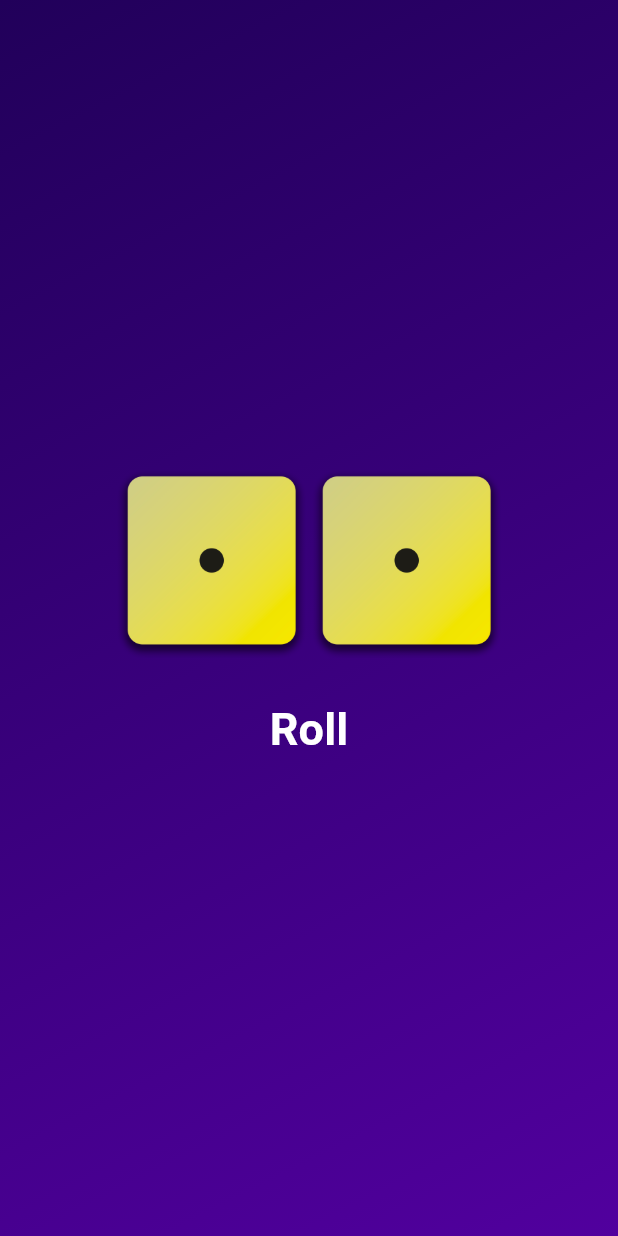
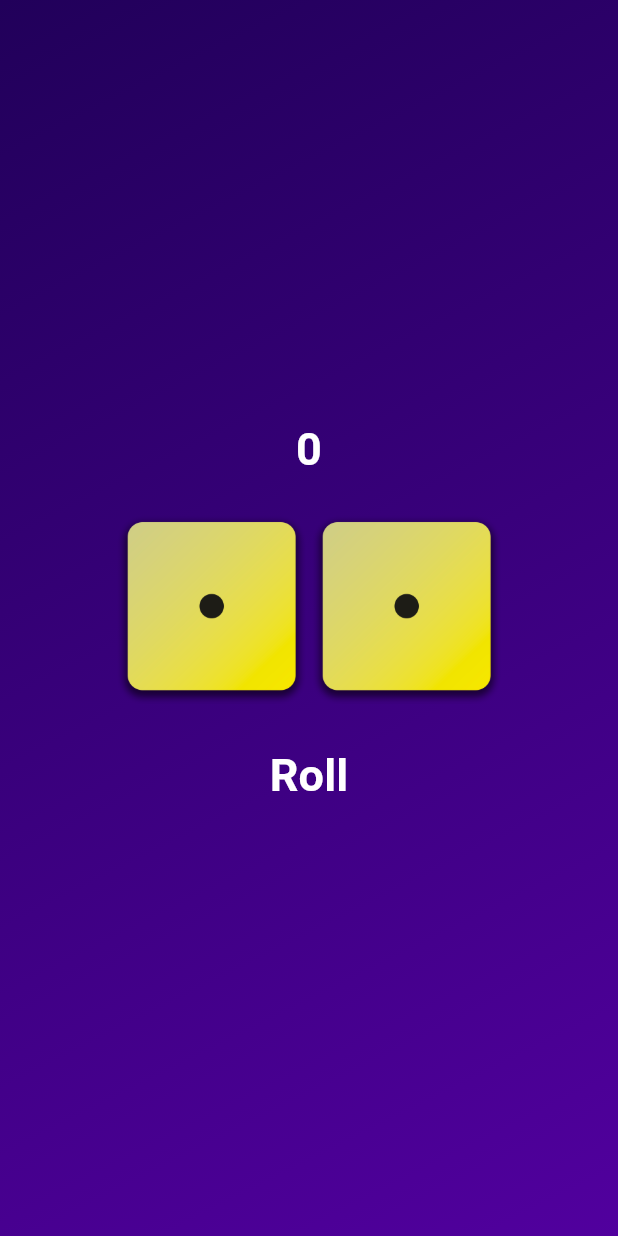
Before and after one commit to Vsjee/flutter_basics, a Flutter app: the screen it shows after launch, on a phone screen of 412 x 824 dp. Run offline on Flutter 3.47's test engine with Material 2 defaults, Android fonts, the phone set to English and light mode, and no system bars.

Commit message:
add total score

```diff
--- a/lib/widgets/dice_roller.dart
+++ b/lib/widgets/dice_roller.dart
@@ -16,8 +16,9 @@ class DiceRoller extends StatefulWidget {
 }
 
 class _DiceRollerState extends State<DiceRoller> {
-  var currentFirstDiceRoll = 1;
-  var currentSecondDiceRoll = 1;
+  int score = 0;
+  int currentFirstDiceRoll = 1;
+  int currentSecondDiceRoll = 1;
   double currentFirstDiceAngle = 0;
   double currentSecondDiceAngle = 0;
 
@@ -27,6 +28,7 @@ class _DiceRollerState extends State<DiceRoller> {
       currentSecondDiceRoll = randomizer.nextInt(6) + 1;
       currentFirstDiceAngle = randomizer.nextInt(360) + 1;
       currentSecondDiceAngle = randomizer.nextInt(360) + 1;
+      score = currentFirstDiceRoll + currentSecondDiceRoll;
     });
   }
 
@@ -35,6 +37,10 @@ class _DiceRollerState extends State<DiceRoller> {
     return Column(
       mainAxisSize: MainAxisSize.min,
       children: [
+        CustomStyledText(score.toString()),
+        const SizedBox(
+          height: 18,
+        ),
         Row(
           mainAxisSize: MainAxisSize.min,
           children: [
```
